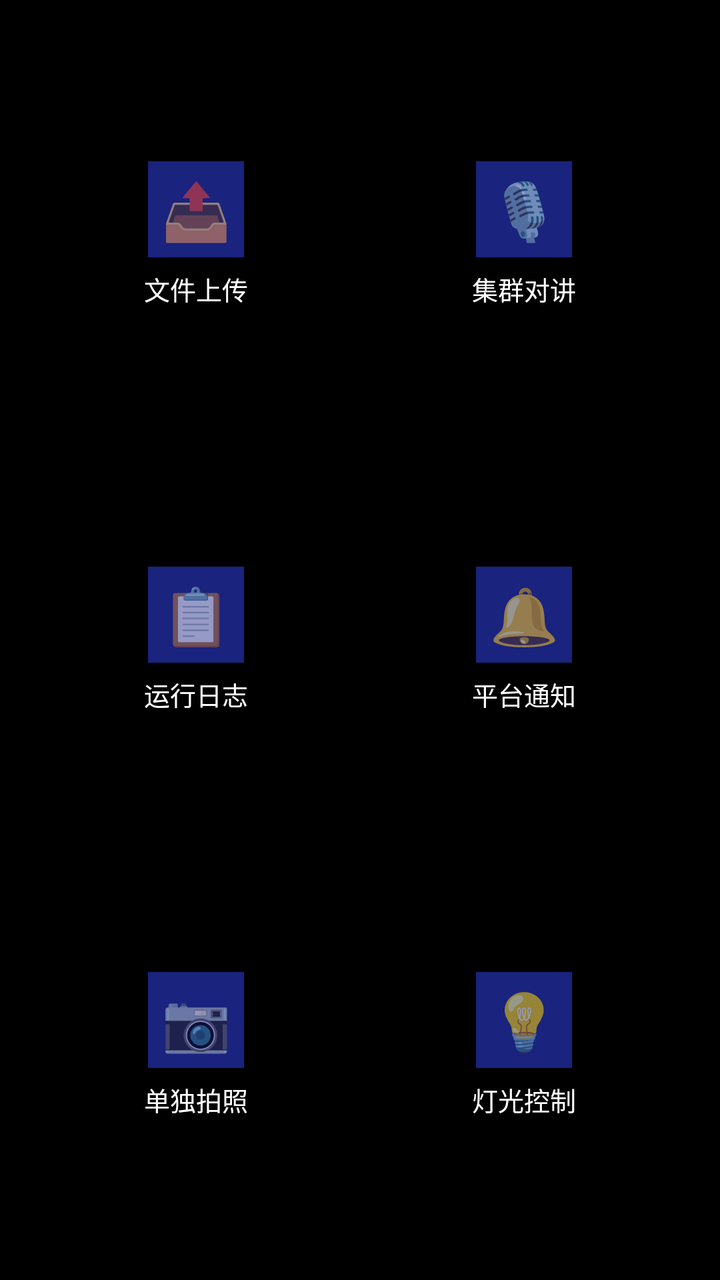
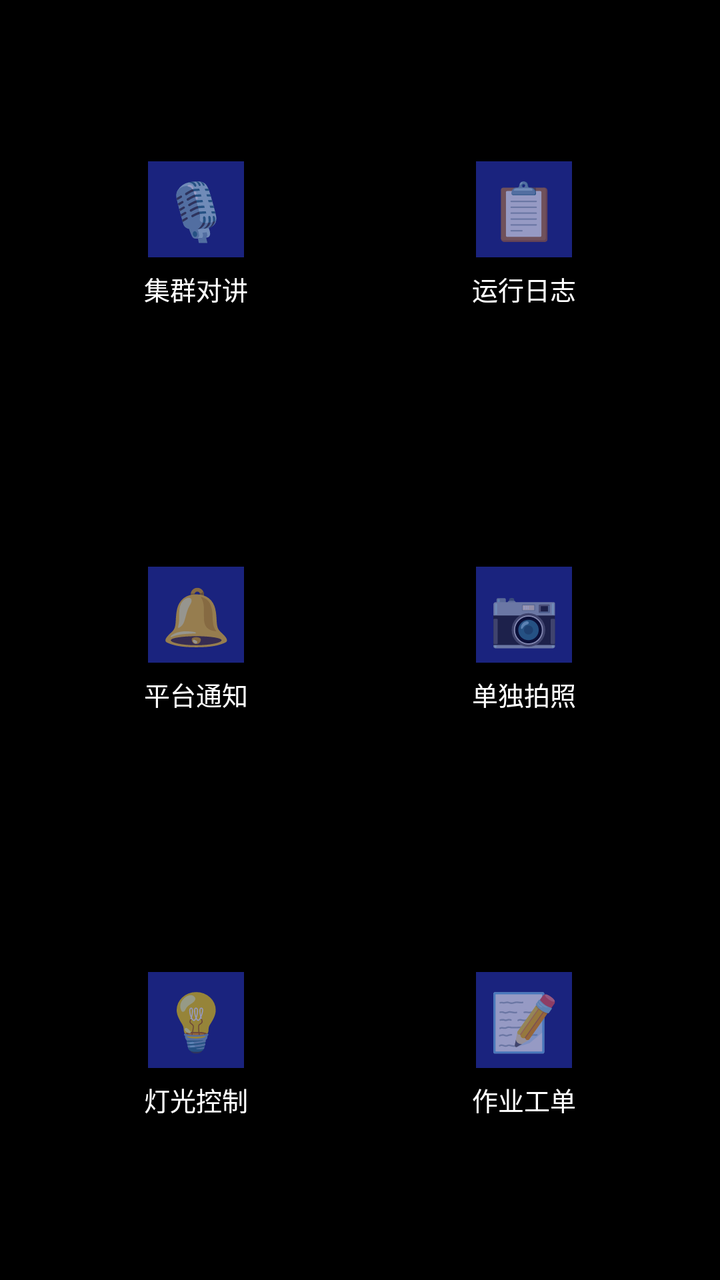

Before-and-after screenshots of an Android layout around one commit, followed by the original layout XML and the change that was made.
<!-- AndroidManifest.xml: application theme Theme.EnforcementApp -->
<!-- res/layout/activity_function.xml -->
<?xml version="1.0" encoding="utf-8"?>
<GridLayout
    xmlns:android="http://schemas.android.com/apk/res/android"
    android:layout_width="match_parent"
    android:layout_height="match_parent"
    android:background="#000000"
    android:columnCount="2"
    android:rowCount="3"
    android:padding="16dp">

    
    <LinearLayout
        android:id="@+id/btnFileUpload"
        android:layout_width="0dp"
        android:layout_height="0dp"
        android:layout_columnWeight="1"
        android:layout_rowWeight="1"
        android:orientation="vertical"
        android:gravity="center"
        android:background="?attr/selectableItemBackground"
        android:padding="8dp">
        <TextView android:layout_width="48dp" android:layout_height="48dp"
            android:gravity="center" android:textSize="28sp" android:text="📤"
            android:background="#1A237E" />
        <TextView android:layout_width="wrap_content" android:layout_height="wrap_content"
            android:text="文件上传" android:textColor="#FFFFFF" android:textSize="13sp"
            android:layout_marginTop="6dp" />
    </LinearLayout>

    
    <LinearLayout
        android:id="@+id/btnGroupIntercom"
        android:layout_width="0dp"
        android:layout_height="0dp"
        android:layout_columnWeight="1"
        android:layout_rowWeight="1"
        android:orientation="vertical"
        android:gravity="center"
        android:background="?attr/selectableItemBackground"
        android:padding="8dp">
        <TextView android:layout_width="48dp" android:layout_height="48dp"
            android:gravity="center" android:textSize="28sp" android:text="🎙"
            android:background="#1A237E" />
        <TextView android:layout_width="wrap_content" android:layout_height="wrap_content"
            android:text="集群对讲" android:textColor="#FFFFFF" android:textSize="13sp"
            android:layout_marginTop="6dp" />
    </LinearLayout>

    
    <LinearLayout
        android:id="@+id/btnRunLog"
        android:layout_width="0dp"
        android:layout_height="0dp"
        android:layout_columnWeight="1"
        android:layout_rowWeight="1"
        android:orientation="vertical"
        android:gravity="center"
        android:background="?attr/selectableItemBackground"
        android:padding="8dp">
        <TextView android:layout_width="48dp" android:layout_height="48dp"
            android:gravity="center" android:textSize="28sp" android:text="📋"
            android:background="#1A237E" />
        <TextView android:layout_width="wrap_content" android:layout_height="wrap_content"
            android:text="运行日志" android:textColor="#FFFFFF" android:textSize="13sp"
            android:layout_marginTop="6dp" />
    </LinearLayout>

    
    <LinearLayout
        android:id="@+id/btnNotification"
        android:layout_width="0dp"
        android:layout_height="0dp"
        android:layout_columnWeight="1"
        android:layout_rowWeight="1"
        android:orientation="vertical"
        android:gravity="center"
        android:background="?attr/selectableItemBackground"
        android:padding="8dp">
        <TextView android:layout_width="48dp" android:layout_height="48dp"
            android:gravity="center" android:textSize="28sp" android:text="🔔"
            android:background="#1A237E" />
        <TextView android:layout_width="wrap_content" android:layout_height="wrap_content"
            android:text="平台通知" android:textColor="#FFFFFF" android:textSize="13sp"
            android:layout_marginTop="6dp" />
    </LinearLayout>

    
    <LinearLayout
        android:id="@+id/btnPhoto"
        android:layout_width="0dp"
        android:layout_height="0dp"
        android:layout_columnWeight="1"
        android:layout_rowWeight="1"
        android:orientation="vertical"
        android:gravity="center"
        android:background="?attr/selectableItemBackground"
        android:padding="8dp">
        <TextView android:layout_width="48dp" android:layout_height="48dp"
            android:gravity="center" android:textSize="28sp" android:text="📷"
            android:background="#1A237E" />
        <TextView android:layout_width="wrap_content" android:layout_height="wrap_content"
            android:text="单独拍照" android:textColor="#FFFFFF" android:textSize="13sp"
            android:layout_marginTop="6dp" />
    </LinearLayout>

    
    <LinearLayout
        android:id="@+id/btnLightControl"
        android:layout_width="0dp"
        android:layout_height="0dp"
        android:layout_columnWeight="1"
        android:layout_rowWeight="1"
        android:orientation="vertical"
        android:gravity="center"
        android:background="?attr/selectableItemBackground"
        android:padding="8dp">
        <TextView android:layout_width="48dp" android:layout_height="48dp"
            android:gravity="center" android:textSize="28sp" android:text="💡"
            android:background="#1A237E" />
        <TextView android:layout_width="wrap_content" android:layout_height="wrap_content"
            android:text="灯光控制" android:textColor="#FFFFFF" android:textSize="13sp"
            android:layout_marginTop="6dp" />
    </LinearLayout>

</GridLayout>
<!-- resources referenced by this layout -->
<resources>
  <style name="Theme.EnforcementApp" parent="Theme.MaterialComponents.DayNight.NoActionBar">
          <item name="colorPrimary">#1A237E</item>
          <item name="colorPrimaryVariant">#0D47A1</item>
          <item name="colorOnPrimary">#FFFFFF</item>
          <item name="colorSecondary">#2196F3</item>
          <item name="android:windowBackground">#000000</item>
      </style>
</resources>

<!-- the commit's change to res/layout/activity_function.xml (unified diff, before → after) -->
@@ -5,27 +5,8 @@
     android:layout_height="match_parent"
     android:background="#000000"
     android:columnCount="2"
-    android:rowCount="3"
+    android:rowCount="4"
     android:padding="16dp">
-
-    
-    <LinearLayout
-        android:id="@+id/btnFileUpload"
-        android:layout_width="0dp"
-        android:layout_height="0dp"
-        android:layout_columnWeight="1"
-        android:layout_rowWeight="1"
-        android:orientation="vertical"
-        android:gravity="center"
-        android:background="?attr/selectableItemBackground"
-        android:padding="8dp">
-        <TextView android:layout_width="48dp" android:layout_height="48dp"
-            android:gravity="center" android:textSize="28sp" android:text="📤"
-            android:background="#1A237E" />
-        <TextView android:layout_width="wrap_content" android:layout_height="wrap_content"
-            android:text="文件上传" android:textColor="#FFFFFF" android:textSize="13sp"
-            android:layout_marginTop="6dp" />
-    </LinearLayout>
 
     
     <LinearLayout
@@ -122,4 +103,23 @@
             android:layout_marginTop="6dp" />
     </LinearLayout>
 
+    
+    <LinearLayout
+        android:id="@+id/btnWorkTask"
+        android:layout_width="0dp"
+        android:layout_height="0dp"
+        android:layout_columnWeight="1"
+        android:layout_rowWeight="1"
+        android:orientation="vertical"
+        android:gravity="center"
+        android:background="?attr/selectableItemBackground"
+        android:padding="8dp">
+        <TextView android:layout_width="48dp" android:layout_height="48dp"
+            android:gravity="center" android:textSize="28sp" android:text="📝"
+            android:background="#1A237E" />
+        <TextView android:layout_width="wrap_content" android:layout_height="wrap_content"
+            android:text="作业工单" android:textColor="#FFFFFF" android:textSize="13sp"
+            android:layout_marginTop="6dp" />
+    </LinearLayout>
+
 </GridLayout>
